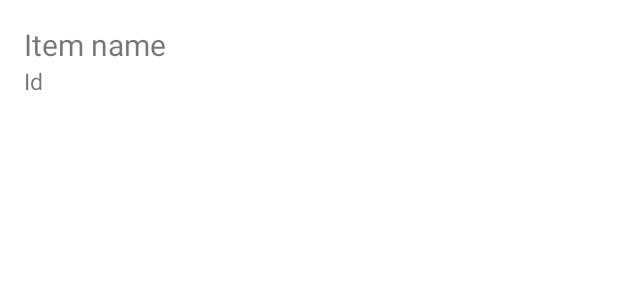
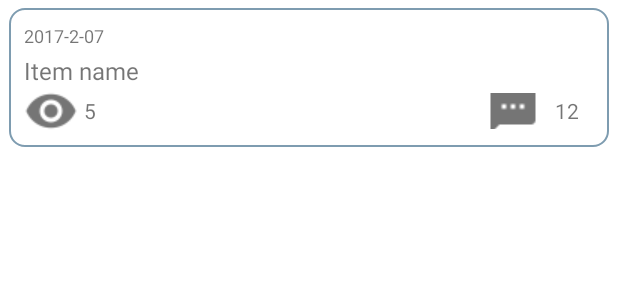
Before and after one commit to keygle/cnbetax, an Android app: the layout article_list_item.xml on its own in the app's theme, with its tools: preview values and no code run, on a phone screen of 412 x 824 dp. Shown: the top 300 px of the screen. Run offline under Robolectric (Android 15) with nearby library versions, the phone set to English and light mode, and no system bars.

Commit message:
1、文章列表页显示实现

```diff
--- a/app/src/main/java/com/keygle/cnbetax/ApiClient.kt
+++ b/app/src/main/java/com/keygle/cnbetax/ApiClient.kt
@@ -4,6 +4,7 @@ import kotlinx.coroutines.Deferred
 import retrofit2.Response
 import retrofit2.http.*
 
+
 interface ApiClient {
-    @GET("articles.json") fun getArticlesAsync(): Deferred<Response<List<ArticleList>>>
+    @GET fun getArticlesAsync(@Url url: String?): Deferred<Response<ArticleListResponse>>
 }
--- a/app/src/main/java/com/keygle/cnbetax/ArticleAdapter.kt
+++ b/app/src/main/java/com/keygle/cnbetax/ArticleAdapter.kt
@@ -22,7 +22,9 @@ class ArticleAdapter(var articleItemList: List<ArticleList>, private val clickLi
     inner class ArticleViewHolder(private val binding:ArticleListItemBinding): RecyclerView.ViewHolder(binding.root){
         fun bind(article: ArticleList, clickListener: (ArticleList) -> Unit) {
             binding.articleTitle.text = article.title
-            binding.articleCreated.text = article.created
+            binding.articlePubtime.text = article.pubtime
+            binding.articleCounter.text = article.counter
+            binding.articleReplayCount.text = "0"
             binding.root.setOnClickListener { clickListener(article) }
         }
     }
--- a/app/src/main/java/com/keygle/cnbetax/WebAccess.kt
+++ b/app/src/main/java/com/keygle/cnbetax/WebAccess.kt
@@ -12,7 +12,7 @@ object WebAccess{
         val retrofit = Retrofit.Builder()
             // The 10.0.2.2 address routes request from the Android emulator
             // to the localhost / 127.0.0.1 of the host PC
-            .baseUrl("https://ex.gressx.com/")
+            .baseUrl("https://api.cnbeta.com/")
             // Moshi maps JSON to classes
             .addConverterFactory(MoshiConverterFactory.create())
             // The call adapter handles threads
--- /dev/null
+++ b/app/src/main/res/drawable/shap_article_list_background.xml
@@ -0,0 +1,10 @@
+<?xml version="1.0" encoding="utf-8"?>
+<shape xmlns:android="http://schemas.android.com/apk/res/android" android:shape="rectangle">
+    <padding
+        android:bottom="1dp"
+        android:left="1dp"
+        android:right="1dp"
+        android:top="1dp" />
+    <stroke android:color="@color/theme_1_deep_99" android:width="1dp"/>
+    <corners android:radius="10dp"/>
+</shape>
--- /dev/null
+++ b/app/src/main/res/drawable/shap_article_replay_count_background.xml
@@ -0,0 +1,6 @@
+<?xml version="1.0" encoding="utf-8"?>
+<shape xmlns:android="http://schemas.android.com/apk/res/android"
+    android:shape="rectangle">
+    <corners android:radius="4dp"/>
+    <stroke android:color="@color/theme_1_deep_99" android:width="1dp"/>
+</shape>
--- a/app/src/main/res/layout/article_list_item.xml
+++ b/app/src/main/res/layout/article_list_item.xml
@@ -9,25 +9,60 @@
     </data>
 
     <LinearLayout
-        android:orientation="vertical"
         android:layout_width="match_parent"
         android:layout_height="wrap_content"
-        android:padding="16dp">
-
+        android:orientation="vertical"
+        android:layout_marginTop="5dp"
+        android:layout_marginLeft="6dp"
+        android:layout_marginRight="6dp"
+        android:background="@drawable/shap_article_list_background"
+        android:padding="10dp">
 
         <TextView
-            android:id="@+id/article_title"
+            android:id="@+id/article_pubtime"
             android:layout_width="wrap_content"
             android:layout_height="wrap_content"
-            android:textSize="20sp"
-            tools:text="Item name" />
+            tools:text="2017-2-07"
+            android:textSize="12sp"
+            android:lines="1"
+            android:ellipsize="end"
+            />
+        <TextView
+            android:id="@+id/article_title"
+            android:layout_width="match_parent"
+            android:layout_height="wrap_content"
+            android:textSize="16sp"
+            tools:text="Item name"
+            android:layout_marginTop="4dp"
+            android:layout_marginBottom="2dp"
+            />
+        <FrameLayout
+            android:layout_width="match_parent"
+            android:layout_height="28dp"
+            >
 
-        <TextView
-            android:id="@+id/article_created"
-            android:layout_width="wrap_content"
-            android:layout_height="wrap_content"
-            android:textSize="15sp"
-            tools:text="Id" />
+            <TextView
+                android:id="@+id/article_counter"
+                android:layout_width="wrap_content"
+                android:minWidth="52dp"
+                android:layout_height="wrap_content"
+                android:layout_gravity="left|center_vertical"
+                android:drawableLeft="@drawable/ic_visibility_grey600_18dp"
+                android:gravity="center"
+                tools:text="5" />
+
+            <TextView
+                android:id="@+id/article_replay_count"
+                android:layout_width="72dp"
+                android:layout_height="24dp"
+                android:layout_gravity="right|center_vertical"
+                android:drawableLeft="@drawable/ic_textsms_grey600_18dp"
+                android:elevation="1dp"
+                android:ellipsize="end"
+                android:gravity="center"
+                tools:text="12" />
+
+        </FrameLayout>
 
     </LinearLayout>
 </layout>
--- a/app/src/main/res/values/colors.xml
+++ b/app/src/main/res/values/colors.xml
@@ -7,4 +7,5 @@
     <color name="teal_700">#FF018786</color>
     <color name="black">#FF000000</color>
     <color name="white">#FFFFFFFF</color>
+    <color name="theme_1_deep_99">#AA3E6B89</color>
 </resources>
```
Also changed, not shown: app/src/main/java/com/keygle/cnbetax/ArticleList.kt (+21 -2 lines), app/src/main/java/com/keygle/cnbetax/MainActivity.kt (+35 -6 lines), app/src/main/res/drawable/shape_detail_short_desc_bg.xml (added, +8 -0 lines), app/src/main/res/layout/article_detail.xml (added, +63 -0 lines), app/src/main/res/drawable-v24/ic_textsms_grey600_18dp.png (added), app/src/main/res/drawable-v24/ic_visibility_grey600_18dp.png (added).
